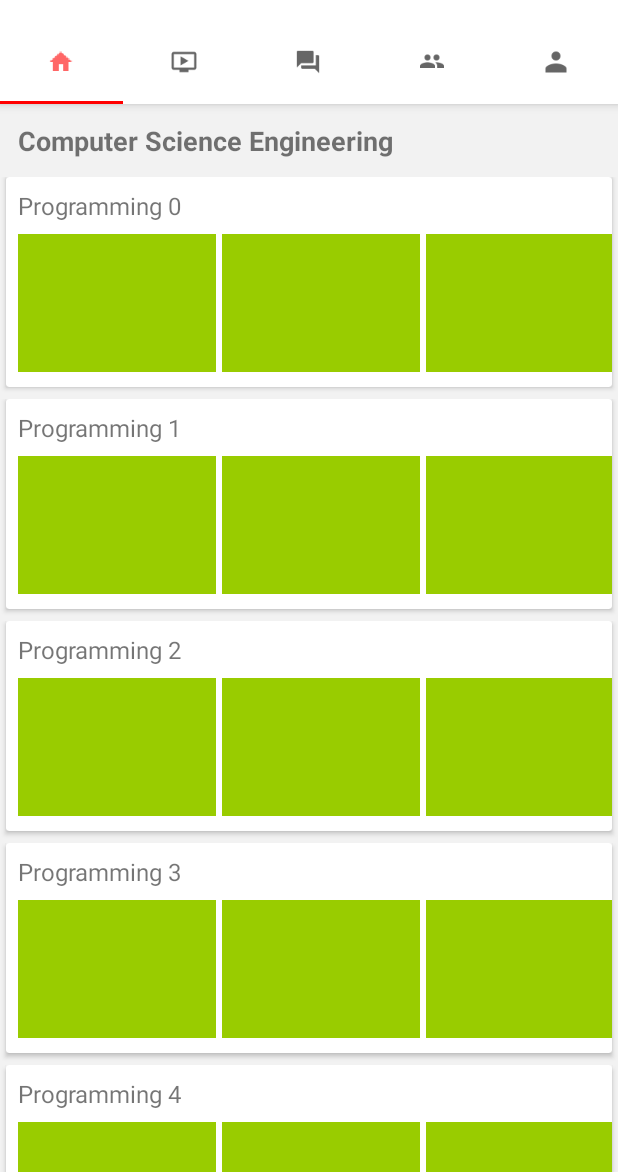
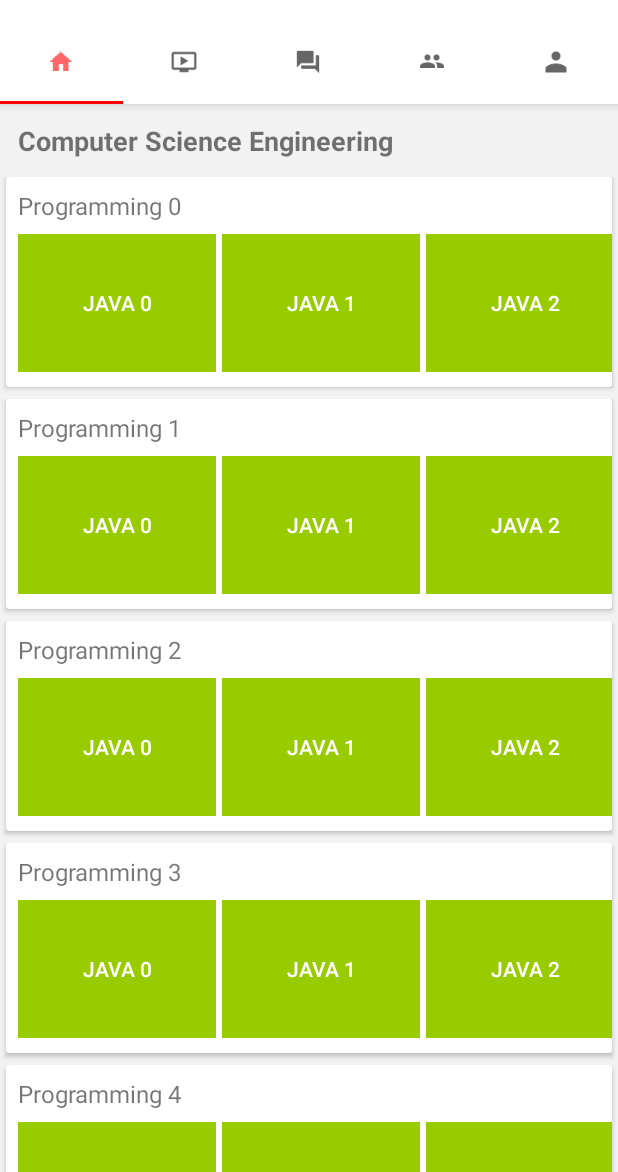
Before and after one commit to Thriinadh/Learnexo, an Android app: the fragment VideoFragment placed in its activity, on a phone screen of 412 x 824 dp, the part 64-1236 px from its top. Run offline under Robolectric (Android 15) with nearby library versions, the phone set to English and light mode, and no system bars; our stand-ins replace CircleImageView, Firebase (no records; nobody signed in at launch, a user with empty details on screens opened directly); libraries missing offline, so code that uses them is left out: com.facebook, com.facebook.login; pictures from the network do not load; 1 statement that could not run was skipped.

Commit message:
updated getter, setter and constructor in SubjectName.java and removed compilation errors in VideoFragment.java

```diff
--- a/app/src/main/java/com/learnexo/model/core/SubjectName.java
+++ b/app/src/main/java/com/learnexo/model/core/SubjectName.java
@@ -2,4 +2,16 @@ package com.learnexo.model.core;
 
 public class SubjectName {
     private String subjectName;
+
+    public SubjectName(String subjectName) {
+        this.subjectName = subjectName;
+    }
+
+    public String getSubjectName() {
+        return subjectName;
+    }
+
+    public void setSubjectName(String subjectName) {
+        this.subjectName = subjectName;
+    }
 }
--- a/app/src/main/java/com/learnexo/tabfragments/VideoFragment.java
+++ b/app/src/main/java/com/learnexo/tabfragments/VideoFragment.java
@@ -19,6 +19,7 @@ import com.learnexo.main.PlayVideoActivity;
 import com.learnexo.main.R;
 import com.learnexo.model.core.SubBranch;
 import com.learnexo.model.core.Subject;
+import com.learnexo.model.core.SubjectName;
 
 import java.util.ArrayList;
 import java.util.List;
@@ -53,7 +54,7 @@ public class VideoFragment extends Fragment {
 
             for (int i = 0; i <= 10; i++) {
                 Subject subject = new Subject();
-                subject.setName("Java " + i);
+                subject.setSubjectName(new SubjectName("Java " + i));
                 subjects.add(subject);
             }
             subBranch.setSubjectList(subjects);
@@ -155,7 +156,7 @@ public class VideoFragment extends Fragment {
         }
 
         public void bind(Subject subject) {
-            mSubjectBtn.setText(subject.getName());
+            mSubjectBtn.setText(subject.getSubjectName().getSubjectName());
             mSubjectBtn.setOnClickListener(new View.OnClickListener() {
                 @Override
                 public void onClick(View view) {
```
Also changed, not shown: 1 other file.
